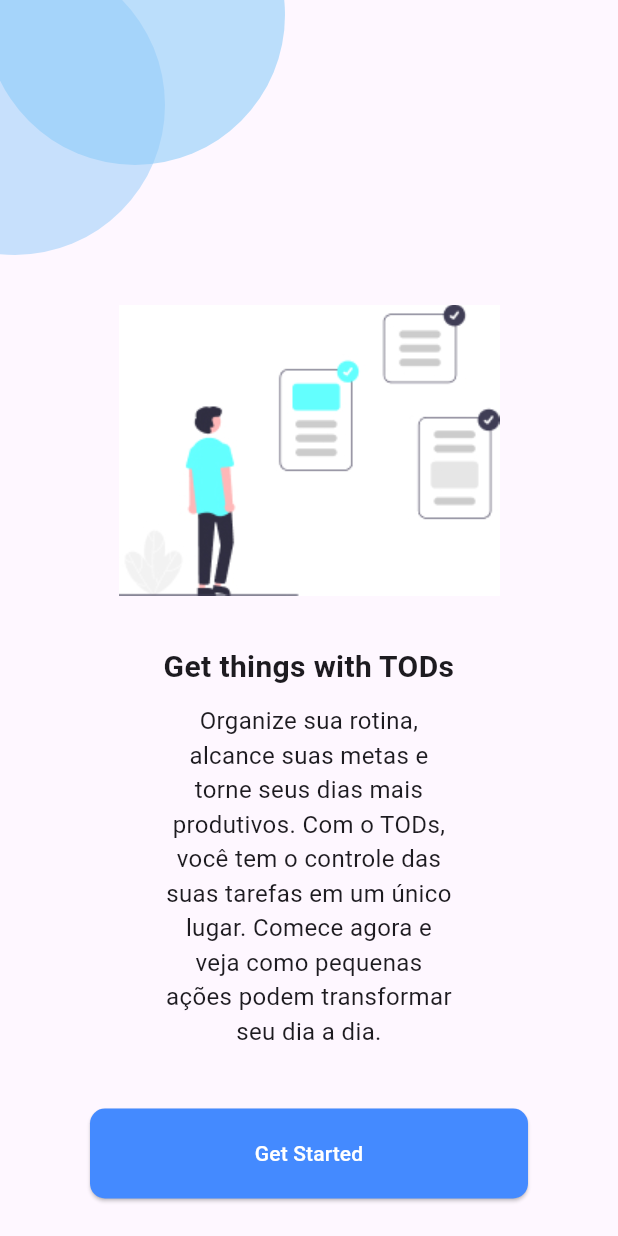
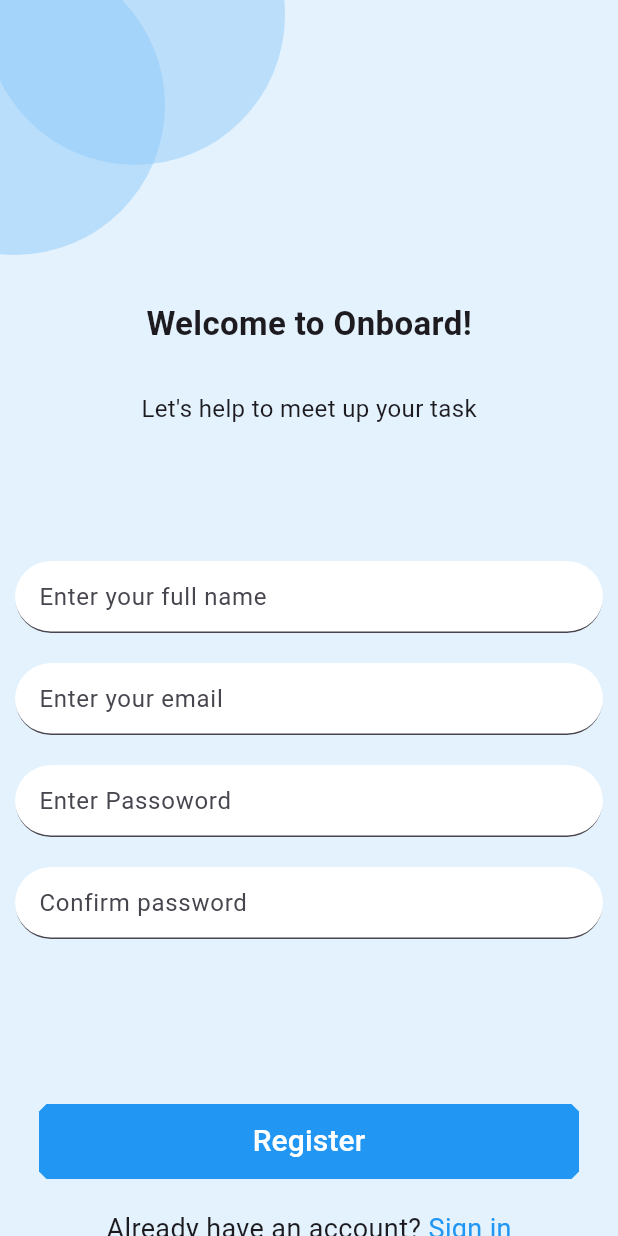
Before and after one commit to PHneres7/To-Do-App, a Flutter app: the MainPage screen opened by its route, after a tap on "Get Started", on a phone screen of 412 x 824 dp. Run offline on Flutter 3.47's test engine with Material 3 defaults, Android fonts, the phone set to English and light mode, and no system bars.

Commit message:
Register page completa e adicionado funcionalidades aos dois botões principais

```diff
--- a/to_do_app/lib/app/app_routs.dart
+++ b/to_do_app/lib/app/app_routs.dart
@@ -1,10 +1,13 @@
 import 'package:flutter/material.dart';
 import 'package:to_do_app/pages/main_page.dart';
+import 'package:to_do_app/pages/register_page.dart';
 
 abstract class AppRouts {
   static const mainPage = 'main';
+  static const registerPage = 'register';
 
   static Map<String, WidgetBuilder> routes = {
     mainPage: (context) => const MainPage(),
+    registerPage: (context) => const RegisterPage()
   };
 }
--- a/to_do_app/lib/pages/main_page.dart
+++ b/to_do_app/lib/pages/main_page.dart
@@ -1,5 +1,8 @@
 import 'package:flutter/material.dart';
+import 'package:to_do_app/pages/register_page.dart';
+
 import 'package:to_do_app/widgets/decoration_circle.dart';
+import 'package:to_do_app/widgets/final_button.dart';
 
 class MainPage extends StatelessWidget {
   const MainPage({super.key});
@@ -14,7 +17,7 @@ class MainPage extends StatelessWidget {
             padding: const EdgeInsets.only(top: 200),
             child: Column(
               mainAxisAlignment: MainAxisAlignment.center,
-              crossAxisAlignment: CrossAxisAlignment.stretch,
+              crossAxisAlignment: CrossAxisAlignment.center,
               children: [
                 Image.asset(
                   'assets/asset_main_page.jpg',
@@ -42,28 +45,9 @@ class MainPage extends StatelessWidget {
                     ),
                   ),
                 ),
-                Padding(
-                  padding:
-                      const EdgeInsets.symmetric(vertical: 40, horizontal: 60),
-                  child: ElevatedButton(
-                    style: const ButtonStyle(
-                      backgroundColor:
-                          WidgetStatePropertyAll(Colors.blueAccent),
-                      padding: WidgetStatePropertyAll(
-                        EdgeInsets.all(20),
-                      ),
-                      shape: WidgetStatePropertyAll(
-                        RoundedRectangleBorder(
-                            borderRadius:
-                                BorderRadius.all(Radius.circular(10))),
-                      ),
-                    ),
-                    onPressed: () => debugPrint('pressed'),
-                    child: const Text(
-                      'Get Started',
-                      style: TextStyle(color: Colors.white),
-                    ),
-                  ),
+                FinalButton(
+                  labelText: 'Get Started',
+                  route: (context) => const RegisterPage(),
                 ),
               ],
             ),
--- /dev/null
+++ b/to_do_app/lib/pages/register_page.dart
@@ -0,0 +1,72 @@
+import 'package:flutter/material.dart';
+import 'package:to_do_app/main.dart';
+import 'package:to_do_app/pages/main_page.dart';
+import 'package:to_do_app/widgets/decoration_circle.dart';
+import 'package:to_do_app/widgets/final_button.dart';
+import 'package:to_do_app/widgets/my_text_form.dart';
+
+class RegisterPage extends StatelessWidget {
+  const RegisterPage({super.key});
+
+  @override
+  Widget build(BuildContext context) {
+    return Scaffold(
+      backgroundColor: Colors.blue.shade50,
+      body: Stack(
+        children: [
+          const DecorationCircle(),
+          SingleChildScrollView(
+            child: Padding(
+              padding: const EdgeInsets.only(top: 200),
+              child: Column(
+                mainAxisAlignment: MainAxisAlignment.center,
+                crossAxisAlignment: CrossAxisAlignment.center,
+                children: [
+                  const Text(
+                    'Welcome to Onboard!',
+                    style: TextStyle(fontWeight: FontWeight.bold, fontSize: 22),
+                  ),
+                  const Padding(
+                    padding: EdgeInsets.only(top: 30, bottom: 80),
+                    child: Text(
+                      "Let's help to meet up your task",
+                      style: TextStyle(fontSize: 16),
+                    ),
+                  ),
+                  const MyTextForm(
+                    hintText: 'Enter your full name',
+                  ),
+                  const MyTextForm(
+                    hintText: 'Enter your email',
+                  ),
+                  const MyTextForm(
+                    hintText: 'Enter Passoword',
+                  ),
+                  const MyTextForm(
+                    hintText: 'Confirm password',
+                  ),
+                  FinalButton(
+                    labelText: 'Register',
+                    route: (context) => const MainPage(),
+                  ),
+                  const Text.rich(
+                    TextSpan(
+                      style: TextStyle(fontSize: 18),
+                      text: 'Already have an account? ',
+                      children: <TextSpan>[
+                        TextSpan(
+                          text: 'Sign in',
+                          style: TextStyle(color: Colors.blue),
+                        )
+                      ],
+                    ),
+                  )
+                ],
+              ),
+            ),
+          )
+        ],
+      ),
+    );
+  }
+}
--- /dev/null
+++ b/to_do_app/lib/widgets/final_button.dart
@@ -0,0 +1,43 @@
+// ignore_for_file: prefer_const_constructors
+
+import 'package:flutter/material.dart';
+
+class FinalButton extends StatefulWidget {
+  final String labelText;
+  final WidgetBuilder route;
+
+  const FinalButton({
+    super.key,
+    required this.labelText,
+    required this.route,
+  });
+
+  @override
+  State<FinalButton> createState() => _FinalButtonState();
+}
+
+class _FinalButtonState extends State<FinalButton> {
+  @override
+  Widget build(BuildContext context) {
+    return Padding(
+      padding: const EdgeInsets.only(top: 100, bottom: 20),
+      child: TextButton(
+        onPressed: () {
+          Navigator.push(
+            context,
+            MaterialPageRoute(builder: widget.route),
+          );
+        },
+        style: ButtonStyle(
+            backgroundColor: const WidgetStatePropertyAll(Colors.blue),
+            minimumSize: WidgetStatePropertyAll(Size(360, 50)),
+            shape: WidgetStatePropertyAll(BeveledRectangleBorder(
+                borderRadius: BorderRadius.all(Radius.circular(5))))),
+        child: Text(
+          widget.labelText,
+          style: const TextStyle(color: Colors.white, fontSize: 20),
+        ),
+      ),
+    );
+  }
+}
--- /dev/null
+++ b/to_do_app/lib/widgets/my_text_form.dart
@@ -0,0 +1,44 @@
+import 'package:flutter/material.dart';
+
+class MyTextForm extends StatefulWidget {
+  final String hintText;
+  final InputBorder? border;
+  final EdgeInsetsGeometry? margin;
+  final bool? filled;
+  final Color? fillcolor;
+  final InputDecoration? decoration;
+
+  const MyTextForm({
+    super.key,
+    required this.hintText,
+    this.border,
+    this.margin,
+    this.filled,
+    this.fillcolor,
+    this.decoration,
+  });
+
+  @override
+  State<MyTextForm> createState() => _MyTextFormState();
+}
+
+class _MyTextFormState extends State<MyTextForm> {
+  @override
+  Widget build(BuildContext context) {
+    return Padding(
+      padding: const EdgeInsets.all(10),
+      child: TextFormField(
+        decoration: InputDecoration(
+          hintText: widget.hintText,
+          border: const UnderlineInputBorder(
+            borderRadius: BorderRadius.all(
+              Radius.circular(40),
+            ),
+          ),
+          filled: true,
+          fillColor: Colors.white,
+        ),
+      ),
+    );
+  }
+}
```
